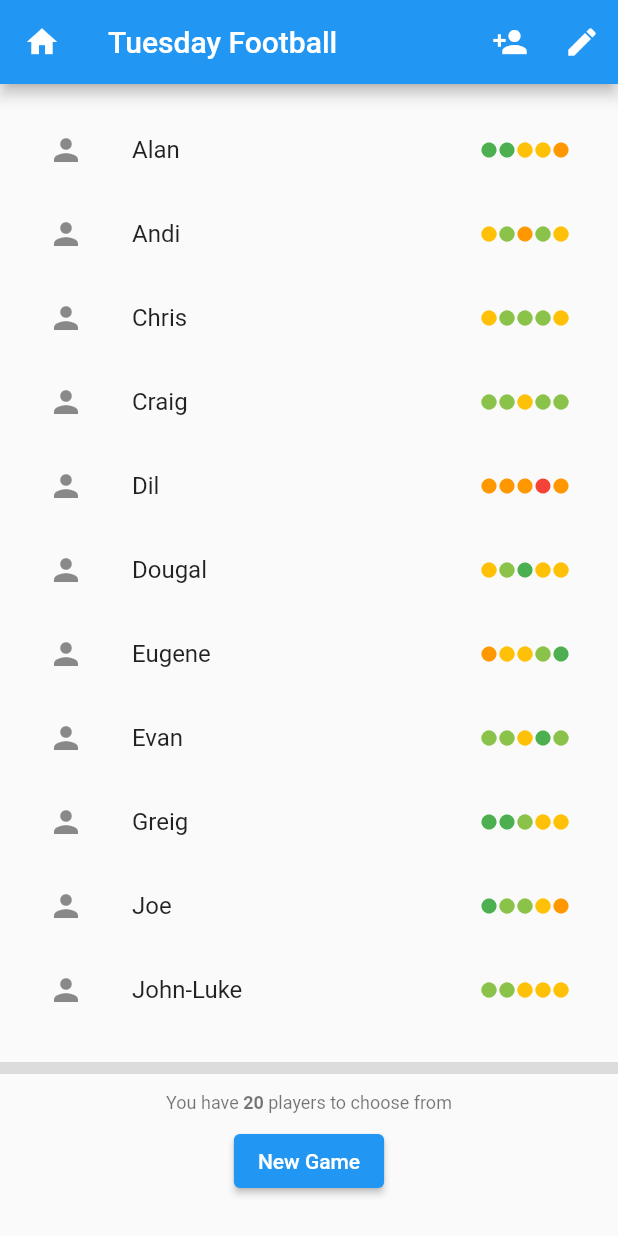
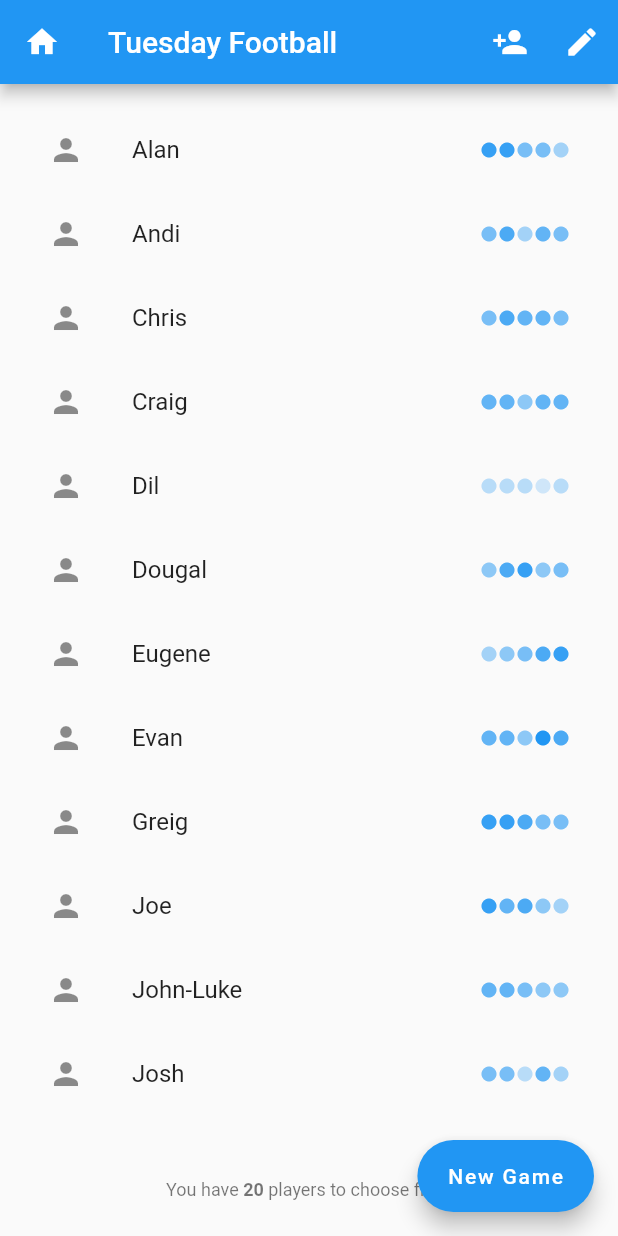
Before and after one commit to jahall/fairteams, a Flutter app: the screen it shows after launch, after a tap on "Tuesday Football", on a phone screen of 412 x 824 dp. Run offline on Flutter 3.47's test engine with Material 2 defaults, Android fonts, the light colour scheme and no system bars.

Commit message:
Massively improve viz

```diff
--- a/lib/group_page.dart
+++ b/lib/group_page.dart
@@ -41,20 +41,14 @@
             ),
           ),
         ),
-        const SizedBox(height: 8),
-        const Divider(thickness: 8),
-        const SizedBox(height: 8),
+        const SizedBox(height: 24),
         _countInfo(context),
-        const SizedBox(height: 8),
-        Row(mainAxisAlignment: MainAxisAlignment.center, children: [
-          ElevatedButton(
-            onPressed:
-                (group.players.length > 1) ? () => _newGame(context) : null,
-            child: const Text('New Game'),
-          ),
-        ]),
-        const SizedBox(height: 26),
+        const SizedBox(height: 24),
       ]),
+      floatingActionButton: FloatingActionButton.extended(
+        onPressed: (group.players.length > 1) ? () => _newGame(context) : null,
+        label: const Text('New Game'),
+      ),
     );
   }
 
@@ -71,7 +65,7 @@
               .map((p) => ListTile(
                     title: Text(p.name),
                     leading: p.icon(),
-                    trailing: p.skillDisplay(group.skillNames),
+                    trailing: p.skillDisplay(Colors.blue, group.skillNames),
                     onTap: () => _editPlayer(context, p),
                   ))
               .toList());
--- a/lib/model.dart
+++ b/lib/model.dart
@@ -69,30 +69,16 @@
         skillNames.length;
   }
 
-  Widget skillDisplay(List<String> skillNames) {
+  Widget skillDisplay(Color color, List<String> skillNames) {
     // Pretty traffic light display of skills
     return Row(
       mainAxisSize: MainAxisSize.min,
       children: skillNames
           .map((skillName) => Icon(Icons.circle,
-              color: skillColor(skills[skillName] ?? 5.0), size: 12.0))
+              color: color.withOpacity((skills[skillName] ?? 5.0) / 10),
+              size: 12.0))
           .toList(),
     );
-  }
-}
-
-Color? skillColor(double value) {
-  // Could try Colors.lerp for linear interpolation between values
-  if (value > 8.5) {
-    return Colors.green;
-  } else if (value > 6.5) {
-    return Colors.lightGreen;
-  } else if (value > 4.5) {
-    return Colors.amber;
-  } else if (value > 2.5) {
-    return Colors.orange;
-  } else {
-    return Colors.red;
   }
 }
 
--- a/lib/teams.dart
+++ b/lib/teams.dart
@@ -251,7 +251,7 @@
                 Align(alignment: Alignment.centerLeft, child: Text(name)),
                 Align(
                     alignment: Alignment.centerLeft,
-                    child: player.skillDisplay(group.skillNames)),
+                    child: player.skillDisplay(color, group.skillNames)),
               ])),
           IconButton(icon: swapIcon, onPressed: onSwap, tooltip: 'Transfer'),
         ]));
```
Also changed, not shown: lib/group_edit.dart (+6 -18 lines), lib/player_edit.dart (+24 -24 lines), lib/player_select.dart (+8 -11 lines), lib/slider.dart (added, +186 -0 lines), 1 other file.
